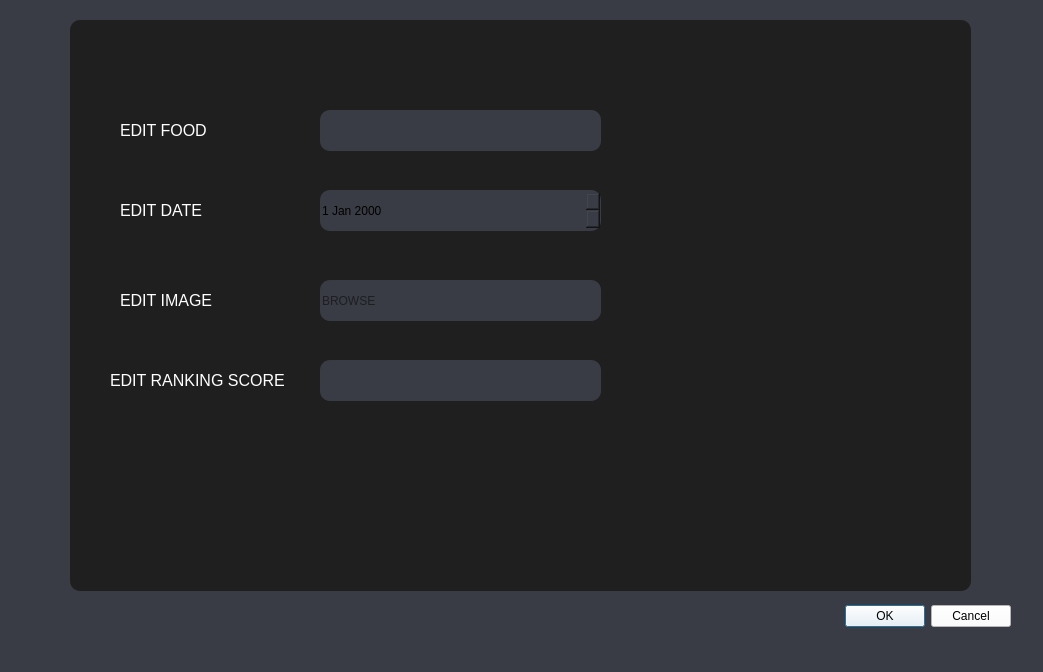
First picture: the form in ui/edit.ui, repository TranThaiHungXiKe/pti, before the edit.
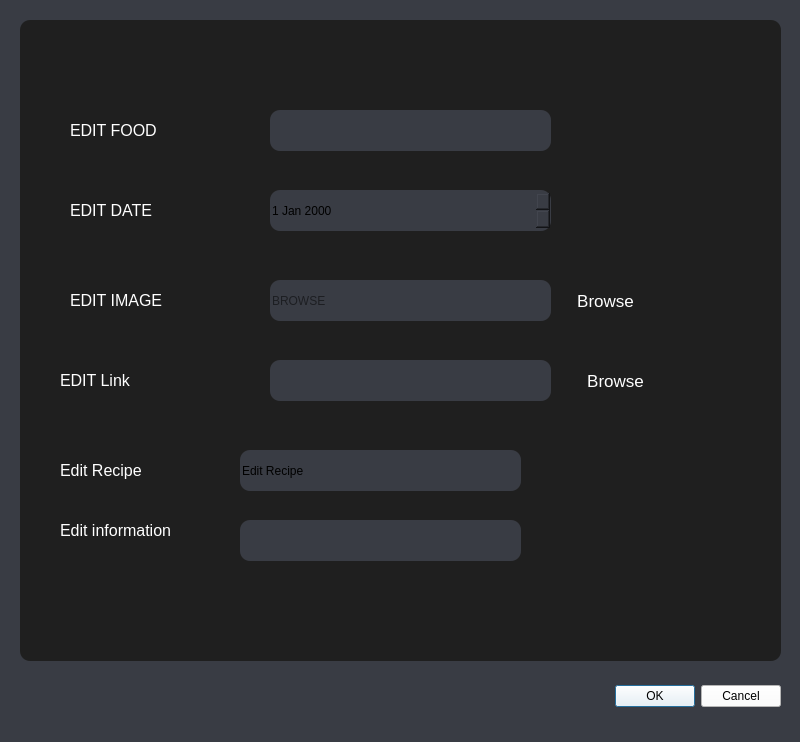
Second picture: the form after the edit. Icons and pictures are not drawn.

What changed in the file:
```diff
--- a/ui/edit.ui
+++ b/ui/edit.ui
@@ -6,8 +6,8 @@
    <rect>
     <x>0</x>
     <y>0</y>
-    <width>1043</width>
-    <height>672</height>
+    <width>800</width>
+    <height>742</height>
    </rect>
   </property>
   <property name="windowTitle">
@@ -19,8 +19,8 @@
   <widget class="QDialogButtonBox" name="buttonBox">
    <property name="geometry">
     <rect>
-     <x>800</x>
-     <y>600</y>
+     <x>570</x>
+     <y>680</y>
      <width>211</width>
      <height>32</height>
     </rect>
@@ -38,10 +38,10 @@
   <widget class="QWidget" name="widget_2" native="true">
    <property name="geometry">
     <rect>
-     <x>70</x>
+     <x>20</x>
      <y>20</y>
-     <width>901</width>
-     <height>571</height>
+     <width>761</width>
+     <height>641</height>
     </rect>
    </property>
    <property name="styleSheet">
@@ -159,7 +159,7 @@
      <string>EDIT IMAGE</string>
     </property>
    </widget>
-   <widget class="QLineEdit" name="txtUrl">
+   <widget class="QLineEdit" name="txtImage">
     <property name="geometry">
      <rect>
       <x>250</x>
@@ -193,10 +193,10 @@
      <string notr="true">color:rgb(255, 255, 255)</string>
     </property>
     <property name="text">
-     <string>EDIT RANKING SCORE</string>
+     <string>EDIT Link</string>
     </property>
    </widget>
-   <widget class="QLineEdit" name="txtScore">
+   <widget class="QLineEdit" name="txtUrl">
     <property name="geometry">
      <rect>
       <x>250</x>
@@ -222,6 +222,119 @@
      <enum>Qt::Horizontal</enum>
     </property>
    </widget>
+   <widget class="QPushButton" name="pushButton_browse">
+    <property name="geometry">
+     <rect>
+      <x>550</x>
+      <y>260</y>
+      <width>71</width>
+      <height>41</height>
+     </rect>
+    </property>
+    <property name="font">
+     <font>
+      <pointsize>13</pointsize>
+     </font>
+    </property>
+    <property name="styleSheet">
+     <string notr="true">color: rgb(255, 255, 255);</string>
+    </property>
+    <property name="text">
+     <string>Browse</string>
+    </property>
+   </widget>
+   <widget class="QPushButton" name="pushButton_browse_2">
+    <property name="geometry">
+     <rect>
+      <x>560</x>
+      <y>340</y>
+      <width>71</width>
+      <height>41</height>
+     </rect>
+    </property>
+    <property name="font">
+     <font>
+      <pointsize>13</pointsize>
+     </font>
+    </property>
+    <property name="styleSheet">
+     <string notr="true">color: rgb(255, 255, 255);</string>
+    </property>
+    <property name="text">
+     <string>Browse</string>
+    </property>
+   </widget>
+   <widget class="QLineEdit" name="txt_edit_recipe">
+    <property name="geometry">
+     <rect>
+      <x>220</x>
+      <y>430</y>
+      <width>281</width>
+      <height>41</height>
+     </rect>
+    </property>
+    <property name="styleSheet">
+     <string notr="true">background-color: rgb(57, 60, 68)</string>
+    </property>
+    <property name="text">
+     <string>Edit Recipe</string>
+    </property>
+   </widget>
+   <widget class="QLabel" name="label_6">
+    <property name="geometry">
+     <rect>
+      <x>40</x>
+      <y>490</y>
+      <width>161</width>
+      <height>41</height>
+     </rect>
+    </property>
+    <property name="font">
+     <font>
+      <pointsize>12</pointsize>
+     </font>
+    </property>
+    <property name="styleSheet">
+     <string notr="true">color:rgb(255, 255, 255)</string>
+    </property>
+    <property name="text">
+     <string>Edit information</string>
+    </property>
+   </widget>
+   <widget class="QLabel" name="label_5">
+    <property name="geometry">
+     <rect>
+      <x>40</x>
+      <y>430</y>
+      <width>151</width>
+      <height>41</height>
+     </rect>
+    </property>
+    <property name="font">
+     <font>
+      <pointsize>12</pointsize>
+     </font>
+    </property>
+    <property name="styleSheet">
+     <string notr="true">color:rgb(255, 255, 255)</string>
+    </property>
+    <property name="text">
+     <string>Edit Recipe</string>
+    </property>
+   </widget>
+   <widget class="QLineEdit" name="txtUrl_edit_information">
+    <property name="geometry">
+     <rect>
+      <x>220</x>
+      <y>500</y>
+      <width>281</width>
+      <height>41</height>
+     </rect>
+    </property>
+    <property name="styleSheet">
+     <string notr="true">background-color: rgb(57, 60, 68)</string>
+    </property>
+   </widget>
   </widget>
  </widget>
  <resources/>
```
